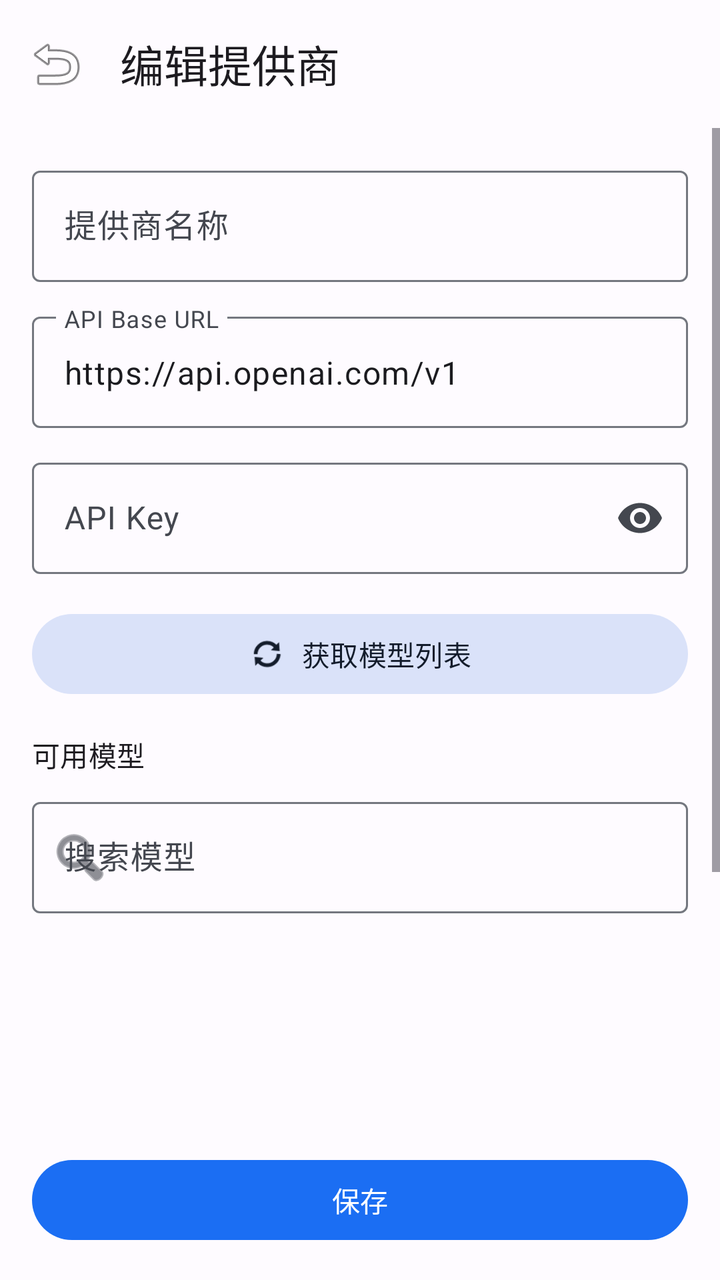
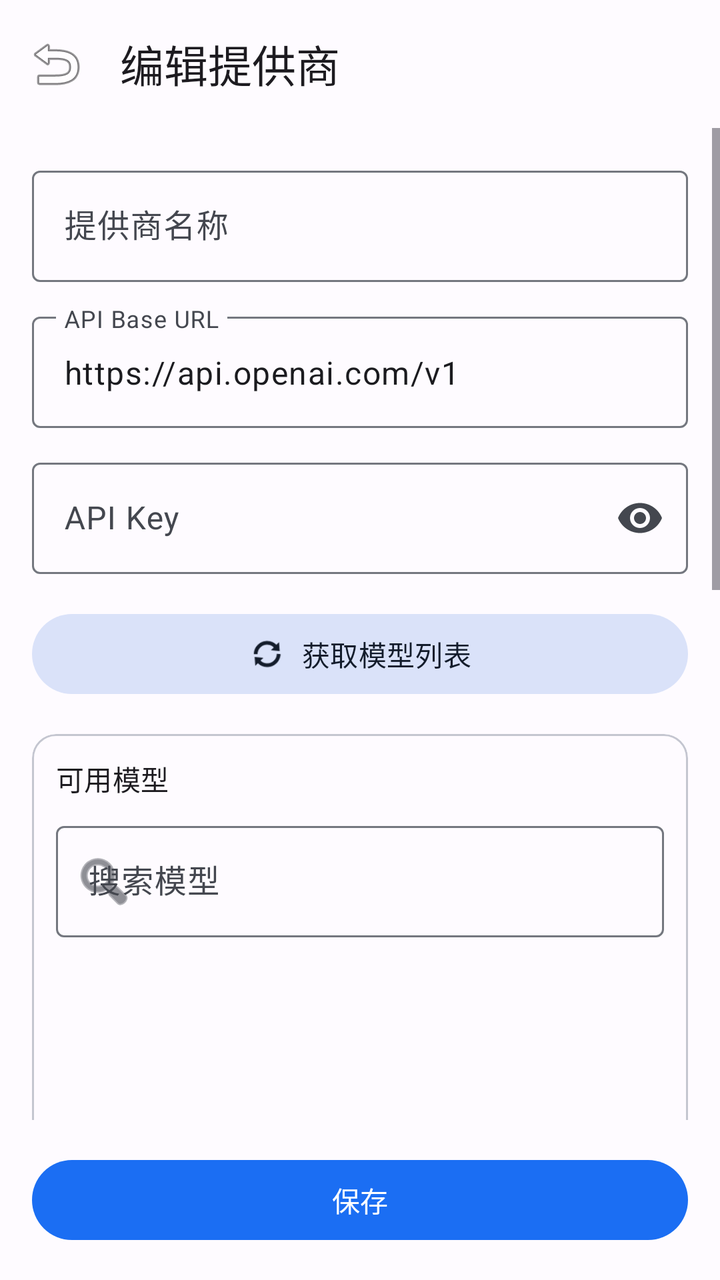

An Android layout rendered at two revisions. The XML below is the earlier revision; the diff shows what the commit changed to produce the second picture.
<!-- AndroidManifest.xml: application theme Theme.OpenIris -->
<!-- res/layout/activity_ai_provider_edit.xml -->
<?xml version="1.0" encoding="utf-8"?>
<LinearLayout xmlns:android="http://schemas.android.com/apk/res/android"
    xmlns:app="http://schemas.android.com/apk/res-auto"
    android:layout_width="match_parent"
    android:layout_height="match_parent"
    android:orientation="vertical"
    android:background="?attr/colorSurface"
    android:fitsSystemWindows="true">

    
    <com.google.android.material.appbar.MaterialToolbar
        android:id="@+id/toolbar"
        android:layout_width="match_parent"
        android:layout_height="?attr/actionBarSize"
        app:title="编辑提供商"
        app:navigationIcon="@android:drawable/ic_menu_revert" />

    <ScrollView
        android:layout_width="match_parent"
        android:layout_height="0dp"
        android:layout_weight="1">

        <LinearLayout
            android:layout_width="match_parent"
            android:layout_height="wrap_content"
            android:orientation="vertical"
            android:padding="16dp">

            
            <com.google.android.material.textfield.TextInputLayout
                android:layout_width="match_parent"
                android:layout_height="wrap_content"
                android:hint="提供商名称"
                android:layout_marginBottom="12dp"
                style="@style/Widget.Material3.TextInputLayout.OutlinedBox">

                <com.google.android.material.textfield.TextInputEditText
                    android:id="@+id/editProviderName"
                    android:layout_width="match_parent"
                    android:layout_height="wrap_content"
                    android:inputType="text" />
            </com.google.android.material.textfield.TextInputLayout>

            
            <com.google.android.material.textfield.TextInputLayout
                android:layout_width="match_parent"
                android:layout_height="wrap_content"
                android:hint="API Base URL"
                android:layout_marginBottom="12dp"
                style="@style/Widget.Material3.TextInputLayout.OutlinedBox">

                <com.google.android.material.textfield.TextInputEditText
                    android:id="@+id/editBaseUrl"
                    android:layout_width="match_parent"
                    android:layout_height="wrap_content"
                    android:inputType="textUri"
                    android:text="https://api.openai.com/v1" />
            </com.google.android.material.textfield.TextInputLayout>

            
            <com.google.android.material.textfield.TextInputLayout
                android:layout_width="match_parent"
                android:layout_height="wrap_content"
                android:hint="API Key"
                android:layout_marginBottom="16dp"
                app:endIconMode="password_toggle"
                style="@style/Widget.Material3.TextInputLayout.OutlinedBox">

                <com.google.android.material.textfield.TextInputEditText
                    android:id="@+id/editApiKey"
                    android:layout_width="match_parent"
                    android:layout_height="wrap_content"
                    android:inputType="textPassword" />
            </com.google.android.material.textfield.TextInputLayout>

            
            <com.google.android.material.button.MaterialButton
                android:id="@+id/buttonFetchModels"
                android:layout_width="match_parent"
                android:layout_height="wrap_content"
                android:text="获取模型列表"
                app:icon="@android:drawable/ic_popup_sync"
                app:iconGravity="textStart"
                android:layout_marginBottom="16dp"
                style="@style/Widget.Material3.Button.TonalButton" />

            
            <LinearLayout
                android:layout_width="match_parent"
                android:layout_height="wrap_content"
                android:orientation="horizontal"
                android:gravity="center_vertical"
                android:layout_marginBottom="8dp">

                <com.google.android.material.textview.MaterialTextView
                    android:layout_width="0dp"
                    android:layout_height="wrap_content"
                    android:layout_weight="1"
                    android:text="可用模型"
                    android:textAppearance="?attr/textAppearanceTitleSmall" />

                <com.google.android.material.textview.MaterialTextView
                    android:id="@+id/textModelCount"
                    android:layout_width="wrap_content"
                    android:layout_height="wrap_content"
                    android:textAppearance="?attr/textAppearanceLabelSmall"
                    android:textColor="?attr/colorOnSurfaceVariant" />
            </LinearLayout>

            
            <com.google.android.material.textfield.TextInputLayout
                android:layout_width="match_parent"
                android:layout_height="wrap_content"
                android:hint="搜索模型"
                android:layout_marginBottom="8dp"
                app:startIconDrawable="@android:drawable/ic_menu_search"
                style="@style/Widget.Material3.TextInputLayout.OutlinedBox">

                <com.google.android.material.textfield.TextInputEditText
                    android:id="@+id/editSearchModel"
                    android:layout_width="match_parent"
                    android:layout_height="wrap_content"
                    android:inputType="text" />
            </com.google.android.material.textfield.TextInputLayout>

            
            <androidx.recyclerview.widget.RecyclerView
                android:id="@+id/recyclerModels"
                android:layout_width="match_parent"
                android:layout_height="200dp"
                android:nestedScrollingEnabled="false"
                android:layout_marginBottom="16dp" />

            
            <com.google.android.material.textview.MaterialTextView
                android:layout_width="wrap_content"
                android:layout_height="wrap_content"
                android:text="已选模型"
                android:textAppearance="?attr/textAppearanceTitleSmall"
                android:layout_marginBottom="8dp" />

            
            <androidx.recyclerview.widget.RecyclerView
                android:id="@+id/recyclerSelectedModels"
                android:layout_width="match_parent"
                android:layout_height="wrap_content"
                android:nestedScrollingEnabled="false" />
        </LinearLayout>
    </ScrollView>

    
    <com.google.android.material.button.MaterialButton
        android:id="@+id/buttonSave"
        android:layout_width="match_parent"
        android:layout_height="wrap_content"
        android:text="保存"
        android:layout_margin="16dp" />
</LinearLayout>
<!-- resources referenced by this layout -->
<resources>
  <style name="Theme.OpenIris" parent="Theme.Material3.Light.NoActionBar">
          
          <item name="colorPrimary">@color/md_theme_primary</item>
          <item name="colorOnPrimary">@color/md_theme_onPrimary</item>
          <item name="colorPrimaryContainer">@color/md_theme_primaryContainer</item>
          <item name="colorOnPrimaryContainer">@color/md_theme_onPrimaryContainer</item>
          
          
          <item name="colorSecondary">@color/md_theme_secondary</item>
          <item name="colorOnSecondary">@color/md_theme_onSecondary</item>
          <item name="colorSecondaryContainer">@color/md_theme_secondaryContainer</item>
          <item name="colorOnSecondaryContainer">@color/md_theme_onSecondaryContainer</item>
          
          
          <item name="colorTertiary">@color/md_theme_tertiary</item>
          <item name="colorOnTertiary">@color/md_theme_onTertiary</item>
          <item name="colorTertiaryContainer">@color/md_theme_tertiaryContainer</item>
          <item name="colorOnTertiaryContainer">@color/md_theme_onTertiaryContainer</item>
          
          
          <item name="colorError">@color/md_theme_error</item>
          <item name="colorOnError">@color/md_theme_onError</item>
          <item name="colorErrorContainer">@color/md_theme_errorContainer</item>
          <item name="colorOnErrorContainer">@color/md_theme_onErrorContainer</item>
          
          
          <item name="android:colorBackground">@color/md_theme_background</item>
          <item name="colorOnBackground">@color/md_theme_onBackground</item>
          <item name="colorSurface">@color/md_theme_surface</item>
          <item name="colorOnSurface">@color/md_theme_onSurface</item>
          <item name="colorSurfaceVariant">@color/md_theme_surfaceVariant</item>
          <item name="colorOnSurfaceVariant">@color/md_theme_onSurfaceVariant</item>
          
          
          <item name="colorOutline">@color/md_theme_outline</item>
          <item name="colorOutlineVariant">@color/md_theme_outlineVariant</item>
          
          
          <item name="android:statusBarColor">@android:color/transparent</item>
          <item name="android:navigationBarColor">@android:color/transparent</item>
          <item name="android:windowLightStatusBar">true</item>
          <item name="android:windowTranslucentStatus">false</item>
          <item name="android:windowTranslucentNavigation">false</item>
          
          
          <item name="android:windowLayoutInDisplayCutoutMode">shortEdges</item>
      </style>
  <color name="md_theme_primary">#1B6EF3</color>
  <color name="md_theme_onPrimary">#FFFFFF</color>
  <color name="md_theme_primaryContainer">#D8E2FF</color>
  <color name="md_theme_onPrimaryContainer">#001A41</color>
  <color name="md_theme_secondary">#565E71</color>
  <color name="md_theme_onSecondary">#FFFFFF</color>
  <color name="md_theme_secondaryContainer">#DAE2F9</color>
  <color name="md_theme_onSecondaryContainer">#131C2B</color>
  <color name="md_theme_tertiary">#6F5575</color>
  <color name="md_theme_onTertiary">#FFFFFF</color>
  <color name="md_theme_tertiaryContainer">#F9D8FE</color>
  <color name="md_theme_onTertiaryContainer">#28132F</color>
  <color name="md_theme_error">#BA1A1A</color>
  <color name="md_theme_onError">#FFFFFF</color>
  <color name="md_theme_errorContainer">#FFDAD6</color>
  <color name="md_theme_onErrorContainer">#410002</color>
  <color name="md_theme_background">#FEFBFF</color>
  <color name="md_theme_onBackground">#1B1B1F</color>
  <color name="md_theme_surface">#FEFBFF</color>
  <color name="md_theme_onSurface">#1B1B1F</color>
  <color name="md_theme_surfaceVariant">#E1E2EC</color>
  <color name="md_theme_onSurfaceVariant">#44474F</color>
  <color name="md_theme_outline">#74777F</color>
  <color name="md_theme_outlineVariant">#C4C6D0</color>
</resources>

<!-- the commit's change to res/layout/activity_ai_provider_edit.xml (unified diff, before → after) -->
@@ -18,7 +18,8 @@
     <ScrollView
         android:layout_width="match_parent"
         android:layout_height="0dp"
-        android:layout_weight="1">
+        android:layout_weight="1"
+        android:fillViewport="true">
 
         <LinearLayout
             android:layout_width="match_parent"
@@ -85,66 +86,102 @@
                 style="@style/Widget.Material3.Button.TonalButton" />
 
             
-            <LinearLayout
+            <com.google.android.material.card.MaterialCardView
                 android:layout_width="match_parent"
                 android:layout_height="wrap_content"
-                android:orientation="horizontal"
-                android:gravity="center_vertical"
-                android:layout_marginBottom="8dp">
+                android:layout_marginBottom="16dp"
+                app:cardElevation="0dp"
+                app:cardCornerRadius="12dp"
+                app:strokeWidth="1dp"
+                app:strokeColor="?attr/colorOutlineVariant">
 
-                <com.google.android.material.textview.MaterialTextView
-                    android:layout_width="0dp"
+                <LinearLayout
+                    android:layout_width="match_parent"
                     android:layout_height="wrap_content"
-                    android:layout_weight="1"
-                    android:text="可用模型"
-                    android:textAppearance="?attr/textAppearanceTitleSmall" />
+                    android:orientation="vertical"
+                    android:padding="12dp">
 
-                <com.google.android.material.textview.MaterialTextView
-                    android:id="@+id/textModelCount"
-                    android:layout_width="wrap_content"
-                    android:layout_height="wrap_content"
-                    android:textAppearance="?attr/textAppearanceLabelSmall"
-                    android:textColor="?attr/colorOnSurfaceVariant" />
-            </LinearLayout>
+                    
+                    <LinearLayout
+                        android:layout_width="match_parent"
+                        android:layout_height="wrap_content"
+                        android:orientation="horizontal"
+                        android:gravity="center_vertical"
+                        android:layout_marginBottom="8dp">
+
+                        <com.google.android.material.textview.MaterialTextView
+                            android:layout_width="0dp"
+                            android:layout_height="wrap_content"
+                            android:layout_weight="1"
+                            android:text="可用模型"
+                            android:textAppearance="?attr/textAppearanceTitleSmall" />
+
+                        <com.google.android.material.textview.MaterialTextView
+                            android:id="@+id/textModelCount"
+                            android:layout_width="wrap_content"
+                            android:layout_height="wrap_content"
+                            android:textAppearance="?attr/textAppearanceLabelSmall"
+                            android:textColor="?attr/colorOnSurfaceVariant" />
+                    </LinearLayout>
+
+                    
+                    <com.google.android.material.textfield.TextInputLayout
+                        android:layout_width="match_parent"
+                        android:layout_height="wrap_content"
+                        android:hint="搜索模型"
+                        android:layout_marginBottom="8dp"
+                        app:startIconDrawable="@android:drawable/ic_menu_search"
+                        style="@style/Widget.Material3.TextInputLayout.OutlinedBox">
+
+                        <com.google.android.material.textfield.TextInputEditText
+                            android:id="@+id/editSearchModel"
+                            android:layout_width="match_parent"
+                            android:layout_height="wrap_content"
+                            android:inputType="text" />
+                    </com.google.android.material.textfield.TextInputLayout>
+
+                    
+                    <androidx.recyclerview.widget.RecyclerView
+                        android:id="@+id/recyclerModels"
+                        android:layout_width="match_parent"
+                        android:layout_height="240dp"
+                        android:nestedScrollingEnabled="true"
+                        android:overScrollMode="always" />
+                </LinearLayout>
+            </com.google.android.material.card.MaterialCardView>
 
             
-            <com.google.android.material.textfield.TextInputLayout
+            <com.google.android.material.card.MaterialCardView
                 android:layout_width="match_parent"
                 android:layout_height="wrap_content"
-                android:hint="搜索模型"
-                android:layout_marginBottom="8dp"
-                app:startIconDrawable="@android:drawable/ic_menu_search"
-                style="@style/Widget.Material3.TextInputLayout.OutlinedBox">
+                android:layout_marginBottom="16dp"
+                app:cardElevation="0dp"
+                app:cardCornerRadius="12dp"
+                app:strokeWidth="1dp"
+                app:strokeColor="?attr/colorOutlineVariant">
 
-                <com.google.android.material.textfield.TextInputEditText
-                    android:id="@+id/editSearchModel"
+                <LinearLayout
                     android:layout_width="match_parent"
                     android:layout_height="wrap_content"
-                    android:inputType="text" />
-            </com.google.android.material.textfield.TextInputLayout>
+                    android:orientation="vertical"
+                    android:padding="12dp">
 
-            
-            <androidx.recyclerview.widget.RecyclerView
-                android:id="@+id/recyclerModels"
-                android:layout_width="match_parent"
-                android:layout_height="200dp"
-                android:nestedScrollingEnabled="false"
-                android:layout_marginBottom="16dp" />
+                    <com.google.android.material.textview.MaterialTextView
+                        android:layout_width="wrap_content"
+                        android:layout_height="wrap_content"
+                        android:text="已选模型"
+                        android:textAppearance="?attr/textAppearanceTitleSmall"
+                        android:layout_marginBottom="8dp" />
 
-            
-            <com.google.android.material.textview.MaterialTextView
-                android:layout_width="wrap_content"
-                android:layout_height="wrap_content"
-                android:text="已选模型"
-                android:textAppearance="?attr/textAppearanceTitleSmall"
-                android:layout_marginBottom="8dp" />
-
-            
-            <androidx.recyclerview.widget.RecyclerView
-                android:id="@+id/recyclerSelectedModels"
-                android:layout_width="match_parent"
-                android:layout_height="wrap_content"
-                android:nestedScrollingEnabled="false" />
+                    
+                    <androidx.recyclerview.widget.RecyclerView
+                        android:id="@+id/recyclerSelectedModels"
+                        android:layout_width="match_parent"
+                        android:layout_height="300dp"
+                        android:nestedScrollingEnabled="true"
+                        android:overScrollMode="always" />
+                </LinearLayout>
+            </com.google.android.material.card.MaterialCardView>
         </LinearLayout>
     </ScrollView>
 
<!-- resource entries referenced after the edit -->
@@ -41,6 +41,7 @@
           <item name="android:statusBarColor">@android:color/transparent</item>
           <item name="android:navigationBarColor">@android:color/transparent</item>
           <item name="android:windowLightStatusBar">true</item>
+          <item name="android:windowLightNavigationBar">true</item>
           <item name="android:windowTranslucentStatus">false</item>
           <item name="android:windowTranslucentNavigation">false</item>
           
